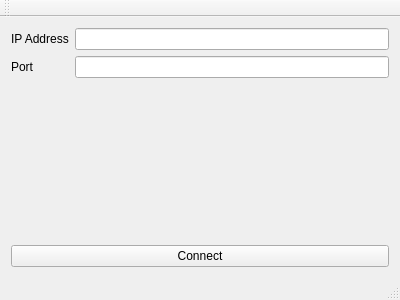
Before: the Qt Designer form mainwindow.ui in HarisFaris17/Best-Practice-QThread-TCP, drawn with Qt 5.
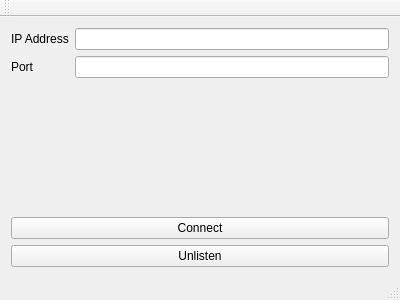
After: the same form once the commit is applied.

Diff of the .ui file:
```diff
--- a/mainwindow.ui
+++ b/mainwindow.ui
@@ -46,6 +46,13 @@
       </property>
      </widget>
     </item>
+    <item>
+     <widget class="QPushButton" name="unlistenPushButton">
+      <property name="text">
+       <string>Unlisten</string>
+      </property>
+     </widget>
+    </item>
    </layout>
   </widget>
   <widget class="QMenuBar" name="menuBar">
```
